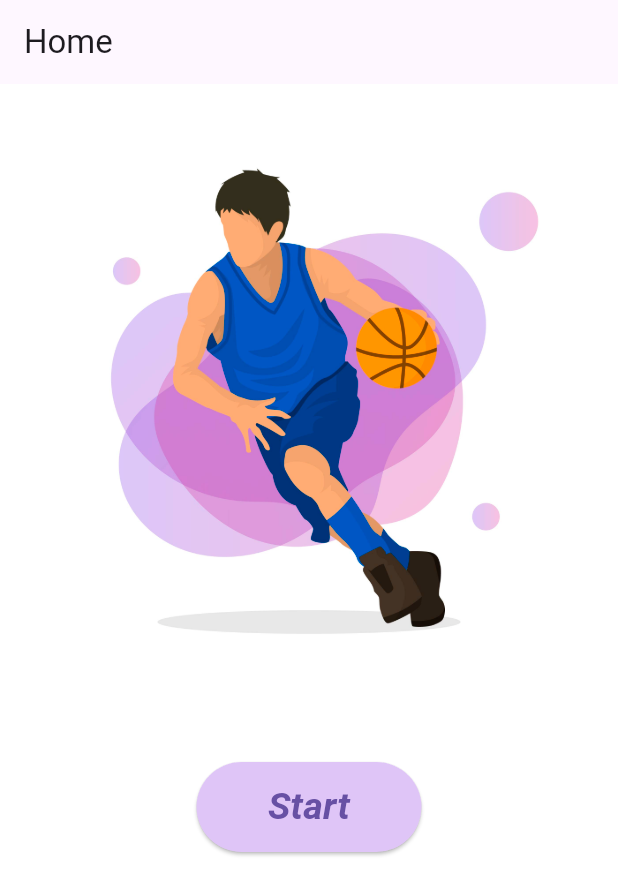
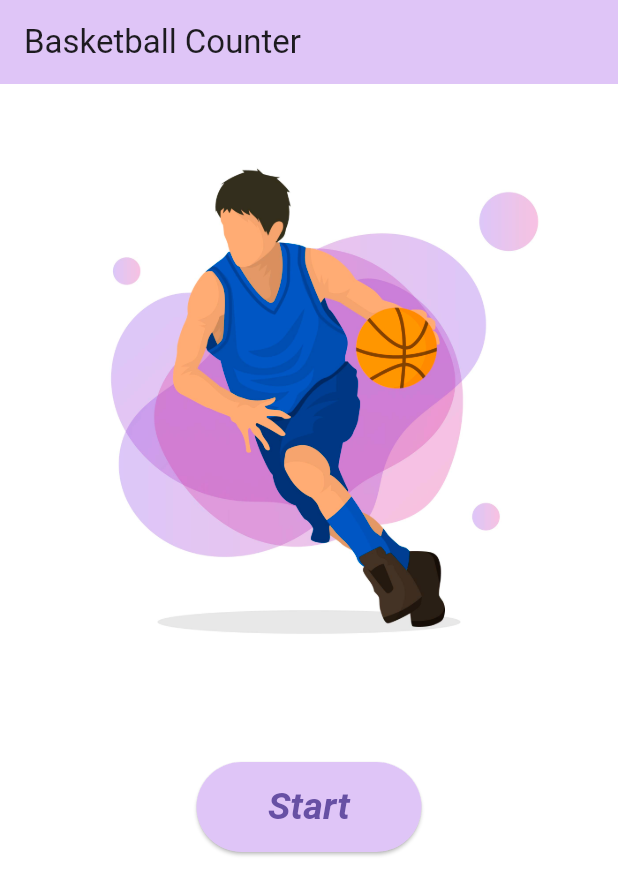
Before and after one commit to Mahmoudelnagar5/basketball_counter_app, a Flutter app: the screen it shows after launch, on a phone screen of 412 x 824 dp. Shown: the top 895 px of the screen. Run offline on Flutter 3.47's test engine with Material 3 defaults, Android fonts, the light colour scheme and no system bars.

Commit message:
Update main.dart

```diff
--- a/lib/main.dart
+++ b/lib/main.dart
@@ -1,5 +1,4 @@
 import 'package:flutter/material.dart';
-import 'package:flutter/widgets.dart';
 
 void main() {
   runApp(const MyApp());
@@ -25,7 +24,8 @@ class HomePage extends StatelessWidget {
     return Scaffold(
       backgroundColor: Color(0xffFFFFFF),
       appBar: AppBar(
-        title: const Text('Home '),
+        title: const Text('Basketball Counter'),
+        backgroundColor: Color(0xffDFC5F7),
       ),
       body: Column(
         children: [
@@ -47,7 +47,7 @@ class HomePage extends StatelessWidget {
               },
               style: ElevatedButton.styleFrom(
                 padding: const EdgeInsets.all(8),
-                backgroundColor: Color(0xffDFC5F7),
+                backgroundColor: const Color(0xffDFC5F7),
                 minimumSize: const Size(150, 60),
               ),
               child: const Text(
```
